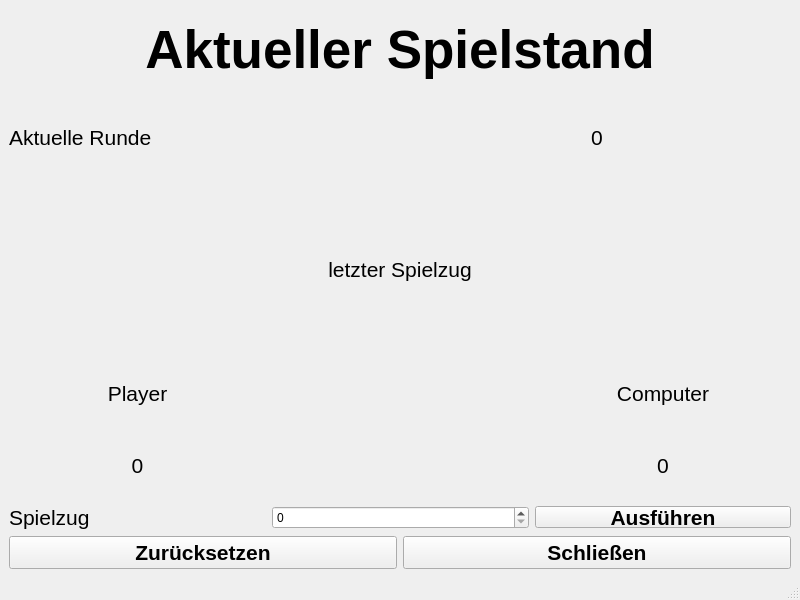
Qt form gui.ui (pprzidal/pyqt_rockPaperScissors) before a commit.
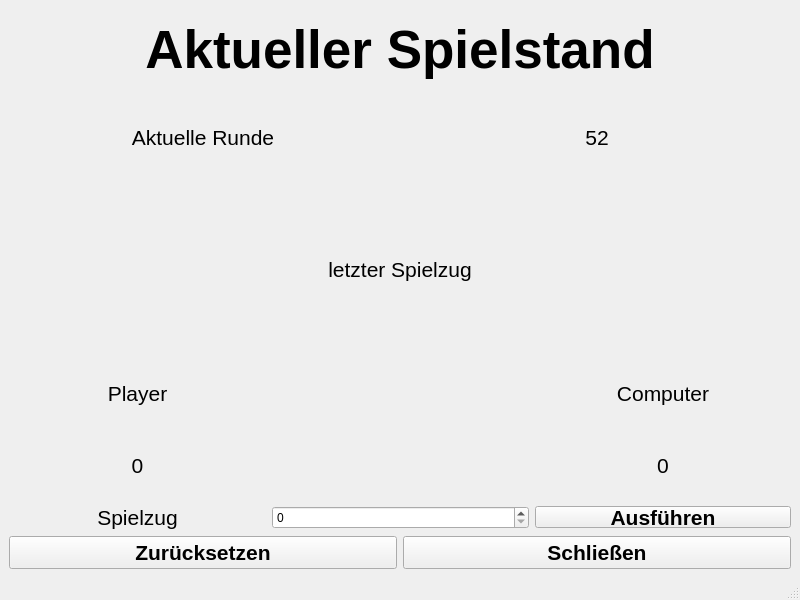
The same form after that commit.

Commit message: exit button workin & basic event handeling

What changed in the file:
```diff
--- a/gui.ui
+++ b/gui.ui
@@ -40,6 +40,9 @@
           <property name="text">
            <string>&lt;html&gt;&lt;head/&gt;&lt;body&gt;&lt;p&gt;&lt;span style=&quot; font-size:16pt;&quot;&gt;Aktuelle Runde&lt;/span&gt;&lt;/p&gt;&lt;/body&gt;&lt;/html&gt;</string>
           </property>
+          <property name="alignment">
+           <set>Qt::AlignCenter</set>
+          </property>
           <property name="margin">
            <number>30</number>
           </property>
@@ -48,7 +51,7 @@
         <item>
          <widget class="QLabel" name="round">
           <property name="text">
-           <string>&lt;html&gt;&lt;head/&gt;&lt;body&gt;&lt;p align=&quot;center&quot;&gt;&lt;span style=&quot; font-size:16pt;&quot;&gt;0&lt;/span&gt;&lt;/p&gt;&lt;/body&gt;&lt;/html&gt;</string>
+           <string>&lt;html&gt;&lt;head/&gt;&lt;body&gt;&lt;p align=&quot;center&quot;&gt;&lt;span style=&quot; font-size:16pt;&quot;&gt;52&lt;/span&gt;&lt;/p&gt;&lt;/body&gt;&lt;/html&gt;</string>
           </property>
          </widget>
         </item>
@@ -96,6 +99,9 @@
         <property name="text">
          <string>&lt;html&gt;&lt;head/&gt;&lt;body&gt;&lt;p&gt;&lt;span style=&quot; font-size:16pt;&quot;&gt;Spielzug&lt;/span&gt;&lt;/p&gt;&lt;/body&gt;&lt;/html&gt;</string>
         </property>
+        <property name="alignment">
+         <set>Qt::AlignCenter</set>
+        </property>
         <property name="margin">
          <number>10</number>
         </property>
```
The commit also changes 3 other files.
